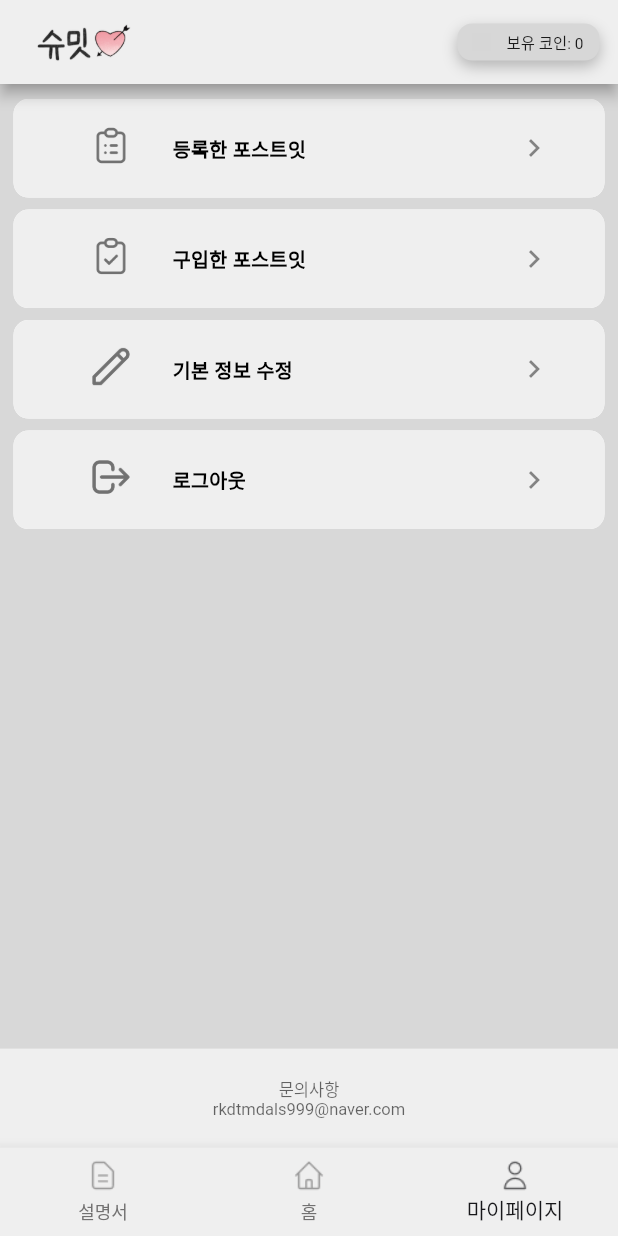
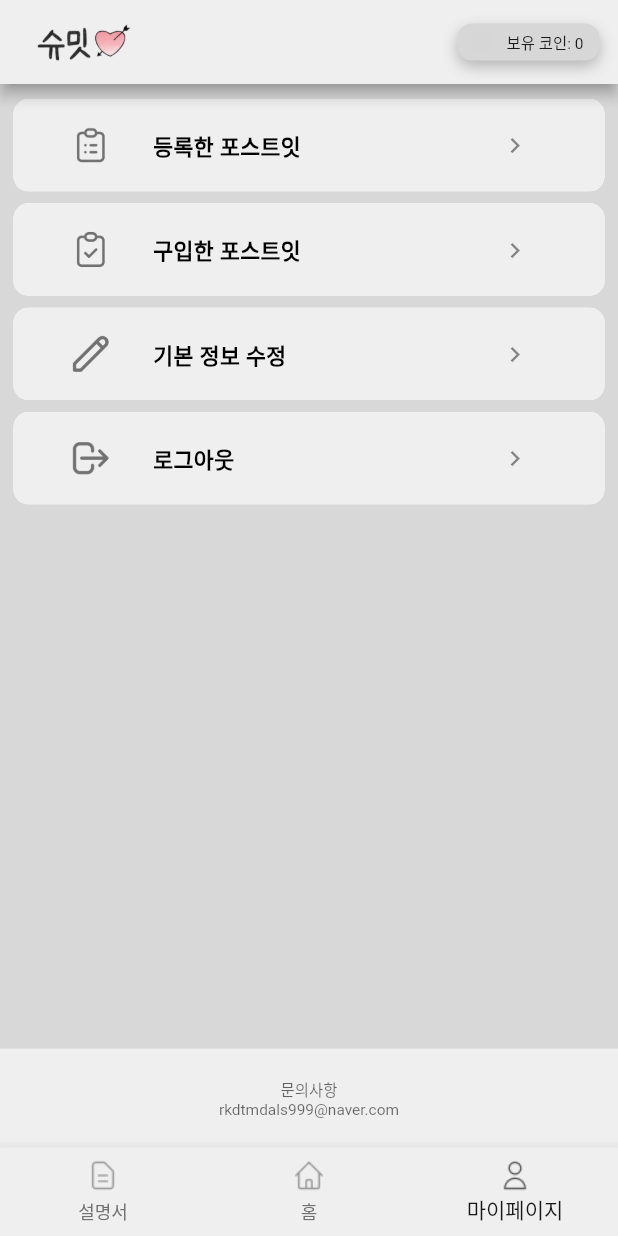
Before and after one commit to SoulTree-Lovers/SSU_Meet_FE, a Flutter app: the ResponsiveWebLayout screen opened directly, item 3 of the bottom bar chosen, on a phone screen of 412 x 824 dp. Run offline on Flutter 3.47's test engine with Material 2 defaults, Android fonts, the phone set to English and light mode, and no system bars; our stand-ins replace flutter_secure_storage; missing offline and left inert: bottom_picker; accounts and stored records are empty; network calls fail; Roboto replaces fonts that are missing (NanumSquareRoundBold, NanumSquare_ac); grey boxes are pictures that could not be loaded.

Commit message:
마이페이지 및 앱바 보유코인 사이즈 반응형으로 수정

```diff
--- a/ssu_meet/lib/pages/my_page.dart
+++ b/ssu_meet/lib/pages/my_page.dart
@@ -37,6 +37,9 @@ class _MyPageState extends State<MyPage> {
     double screenHeight = MediaQuery.of(context).size.height;
     double screenWidth = MediaQuery.of(context).size.width;
 
+    if(screenWidth >= 540) { //태블릿 사이즈 레이아웃 설정
+      screenWidth *= 0.8;
+    }
     return Scaffold(
         backgroundColor: const Color(0xffD8D8D8),
         // appBar: AppBar(
@@ -64,31 +67,40 @@ class _MyPageState extends State<MyPage> {
                       ),
                       child: ListTile(
                         contentPadding:
-                            const EdgeInsets.only(left: 50, right: 35),
+                             EdgeInsets.only(left: screenWidth * 0.09, right: screenWidth * 0.1),
                         title: Container(
                           alignment: Alignment.centerLeft,
-                          height: screenHeight * 0.07,
+                          height: screenWidth * 0.13,
                           child: Text(
                             mypageMenuText[index],
                             textAlign: TextAlign.start,
-                            style: const TextStyle(
+                            style:  TextStyle(
                               color: Colors.black,
-                              fontSize: 13,
+                              fontSize: screenWidth * 0.035,
                               fontFamily: 'NanumSquare_ac',
                               fontWeight: FontWeight.w600,
                               letterSpacing: 0.26,
                             ),
                           ),
                         ),
-                        leading: SizedBox(
-                          width: 30,
-                          height: 30,
+                        leading: Container(
+                          alignment: Alignment.centerLeft,
+                          width: screenWidth * 0.07,
+                          height:screenWidth * 0.11,
                           child: Image.asset(
                             mypageIcon[index],
                             fit: BoxFit.contain,
                           ),
                         ),
-                        trailing: const Icon(Icons.chevron_right),
+                        trailing: Container(
+                          width: screenWidth * 0.07,
+                          height:screenWidth * 0.09,
+                          alignment: Alignment.centerLeft,
+                          child: Icon(
+                            Icons.chevron_right,
+                            size: screenWidth * 0.05,
+                          ),
+                        ),
                         onTap: () {
                           // if(index==2) return LoadingModifyPage().getOldProfile(context);
                           if (index == 3) {
@@ -109,26 +121,26 @@ class _MyPageState extends State<MyPage> {
               ),
             ),
             Container(
-              width: screenWidth,
+              width: screenWidth * 1.5,
               height: screenHeight * 0.08,
               decoration: const BoxDecoration(
                 color: Color(0xFFEFEFEF),
               ),
-              child: const Column(
+              child: Column(
                 mainAxisAlignment: MainAxisAlignment.center,
                 children: [
                   Text(
                     "문의사항",
                     style: TextStyle(
-                      color: Color.fromARGB(150, 0, 0, 0),
-                      fontSize: 11,
+                      color: const Color.fromARGB(150, 0, 0, 0),
+                      fontSize: screenWidth * 0.025,
                     ),
                   ),
                   Text(
                     "rkdtmdals999@naver.com",
                     style: TextStyle(
-                      color: Color.fromARGB(150, 0, 0, 0),
-                      fontSize: 11,
+                      color:const Color.fromARGB(150, 0, 0, 0),
+                      fontSize: screenWidth * 0.025,
                     ),
                   ),
                 ],
--- a/ssu_meet/lib/pages/responsive_page.dart
+++ b/ssu_meet/lib/pages/responsive_page.dart
@@ -77,6 +77,10 @@ class _ResponsiveWebLayoutState extends State<ResponsiveWebLayout> {
   Widget build(BuildContext context) {
     double screenHeight = MediaQuery.of(context).size.height;
     double screenWidth = MediaQuery.of(context).size.width;
+
+    if(screenWidth >= 540) { //태블릿 사이즈 레이아웃 설정
+      screenWidth *= 0.7;
+    }
 
     return Scaffold(
       appBar: AppBar(
```
